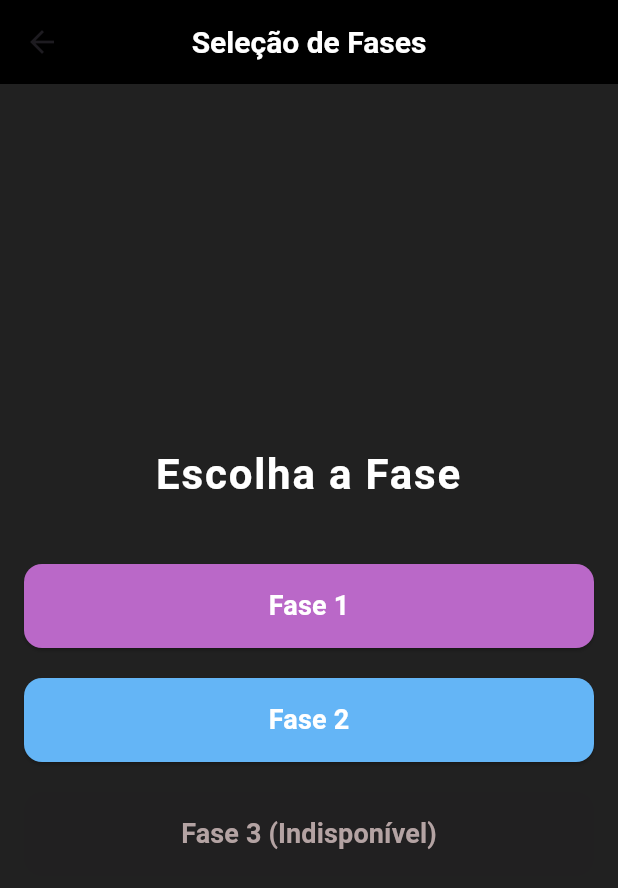
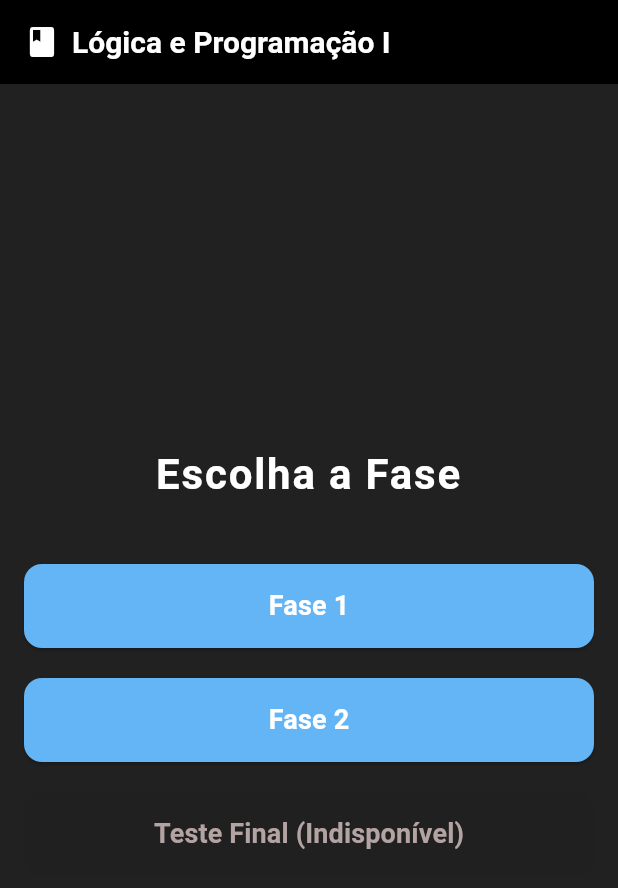
Before and after one commit to Organizacao-Tributo-Victor-Guimaraes/projeto_teclearn_flutter_2, a Flutter app: the SeletorFase screen opened directly, on a phone screen of 412 x 824 dp. Shown: the top 888 px of the screen. Run offline on Flutter 3.47's test engine with Material 3 defaults, Android fonts, the phone set to English and light mode, and no system bars.

Commit message:
[feat] Estilização a seleção de fases
melhoria na escolhas de cores e icones

```diff
--- a/projeto_teclearn_flutter/lib/seletorfase.dart
+++ b/projeto_teclearn_flutter/lib/seletorfase.dart
@@ -10,15 +10,25 @@ class SeletorFase extends StatelessWidget {
     return Scaffold(
       appBar: AppBar(
         backgroundColor: Colors.black,
-        title: const Text(
-          'Seleção de Fases',
-          style: TextStyle(
-            fontSize: 20,
-            fontWeight: FontWeight.bold,
-            color: Colors.white,
-          ),
+        title: Row(
+          mainAxisAlignment: MainAxisAlignment.start, // Alinha à esquerda
+          children: const [
+            Icon(
+              Icons.book,
+              color: Colors.white,
+            ),
+            SizedBox(width: 8),
+            Text(
+              'Lógica e Programação I',
+              style: TextStyle(
+                fontSize: 20,
+                fontWeight: FontWeight.bold,
+                color: Colors.white,
+              ),
+            ),
+          ],
         ),
-        centerTitle: true,
+        automaticallyImplyLeading: false, // Desativa o ícone de voltar
       ),
       backgroundColor: Colors.grey.shade900,
       body: Padding(
@@ -39,6 +49,13 @@ class SeletorFase extends StatelessWidget {
             ),
             const SizedBox(height: 40),
 
+           // Image.asset(
+            //  'lib/assets/pinguin.png',
+            //  height: 150,
+            //  fit: BoxFit.cover,
+           // ),
+            //const SizedBox(height: 40),
+
             ElevatedButton(
               onPressed: () {
                 Navigator.pushReplacement(
@@ -47,7 +64,7 @@ class SeletorFase extends StatelessWidget {
                 );
               },
               style: ElevatedButton.styleFrom(
-                backgroundColor: Colors.purple.shade300,
+                backgroundColor: Colors.blue.shade300,
                 padding: const EdgeInsets.symmetric(vertical: 15),
                 shape: RoundedRectangleBorder(
                   borderRadius: BorderRadius.circular(12),
@@ -88,6 +105,7 @@ class SeletorFase extends StatelessWidget {
               ),
             ),
             const SizedBox(height: 20),
+
             ElevatedButton(
               onPressed: null,
               style: ElevatedButton.styleFrom(
@@ -98,7 +116,7 @@ class SeletorFase extends StatelessWidget {
                 ),
               ),
               child: const Text(
-                'Fase 3 (Indisponível)',
+                'Teste Final (Indisponível)',
                 style: TextStyle(
                   fontSize: 18,
                   fontWeight: FontWeight.w600,
```
Also changed, not shown: projeto_teclearn_flutter/lib/assets/pinguin.png (added), projeto_teclearn_flutter/pubspec.yaml (line endings or trailing spaces).
